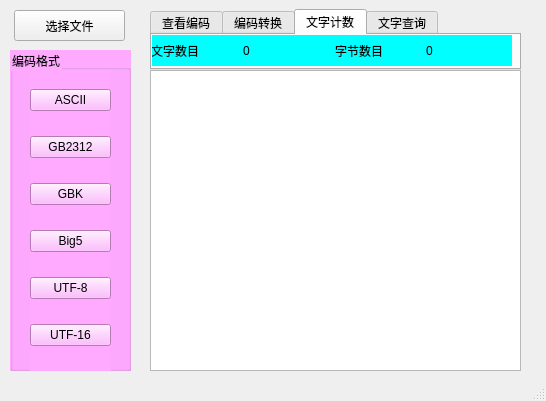
This is mainWindow.ui in lilruike/charParser as Qt 5 draws it before an edit. The edited form follows.
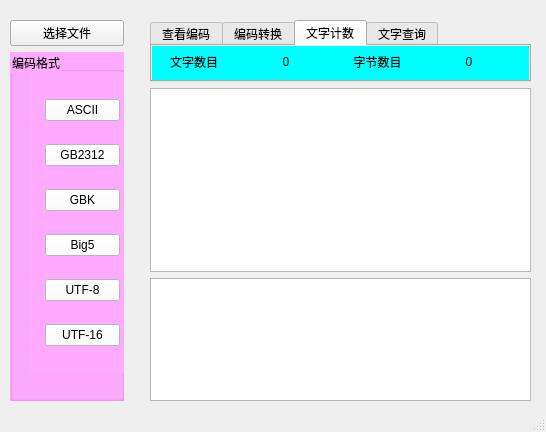
This is the edited form. The open tabs and pages were chosen to show the change.

```diff
--- a/mainWindow.ui
+++ b/mainWindow.ui
@@ -7,22 +7,46 @@
     <x>0</x>
     <y>0</y>
     <width>546</width>
-    <height>401</height>
+    <height>432</height>
    </rect>
   </property>
   <property name="windowTitle">
    <string>MainWindow</string>
   </property>
   <widget class="QWidget" name="centralwidget">
+   <widget class="QWidget" name="layoutWidget">
+    <property name="geometry">
+     <rect>
+      <x>0</x>
+      <y>10</y>
+      <width>541</width>
+      <height>401</height>
+     </rect>
+    </property>
+    <layout class="QHBoxLayout" name="horizontalLayout_3" stretch="1,3">
+     <item>
+      <layout class="QVBoxLayout" name="verticalLayout_3" stretch="1,5">
+       <property name="leftMargin">
+        <number>10</number>
+       </property>
+       <property name="topMargin">
+        <number>10</number>
+       </property>
+       <property name="rightMargin">
+        <number>10</number>
+       </property>
+       <property name="bottomMargin">
+        <number>10</number>
+       </property>
+       <item>
+        <widget class="QPushButton" name="selectButton">
+         <property name="text">
+          <string>选择文件</string>
+         </property>
+        </widget>
+       </item>
+       <item>
    <widget class="QGroupBox" name="groupBox">
-    <property name="geometry">
-     <rect>
-      <x>10</x>
-      <y>50</y>
-      <width>121</width>
-      <height>321</height>
-     </rect>
-    </property>
     <property name="styleSheet">
      <string notr="true">border-color: rgb(255, 255, 0);
 background-color: rgb(255, 170, 255);</string>
@@ -41,13 +65,28 @@
       <rect>
        <x>20</x>
        <y>20</y>
-       <width>81</width>
+            <width>105</width>
        <height>301</height>
       </rect>
      </property>
-     <layout class="QVBoxLayout" name="verticalLayout">
+          <layout class="QVBoxLayout" name="verticalLayout" stretch="1,1,1,1,1,1">
+           <property name="leftMargin">
+            <number>15</number>
+           </property>
+           <property name="topMargin">
+            <number>10</number>
+           </property>
+           <property name="rightMargin">
+            <number>15</number>
+           </property>
+           <property name="bottomMargin">
+            <number>10</number>
+           </property>
       <item>
        <widget class="QPushButton" name="ASCIIButton">
+             <property name="styleSheet">
+              <string notr="true">background-color: rgb(255, 255, 255);</string>
+             </property>
         <property name="text">
          <string>ASCII</string>
         </property>
@@ -58,6 +97,9 @@
       </item>
       <item>
        <widget class="QPushButton" name="GB2312Button">
+             <property name="styleSheet">
+              <string notr="true">background-color: rgb(255, 255, 255);</string>
+             </property>
         <property name="text">
          <string>GB2312</string>
         </property>
@@ -68,6 +110,9 @@
       </item>
       <item>
        <widget class="QPushButton" name="GBKButton">
+             <property name="styleSheet">
+              <string notr="true">background-color: rgb(255, 255, 255);</string>
+             </property>
         <property name="text">
          <string>GBK</string>
         </property>
@@ -78,6 +123,9 @@
       </item>
       <item>
        <widget class="QPushButton" name="Big5Button">
+             <property name="styleSheet">
+              <string notr="true">background-color: rgb(255, 255, 255);</string>
+             </property>
         <property name="text">
          <string>Big5</string>
         </property>
@@ -88,6 +136,9 @@
       </item>
       <item>
        <widget class="QPushButton" name="UTF8Button">
+             <property name="styleSheet">
+              <string notr="true">background-color: rgb(255, 255, 255);</string>
+             </property>
         <property name="text">
          <string>UTF-8</string>
         </property>
@@ -98,6 +149,9 @@
       </item>
       <item>
        <widget class="QPushButton" name="UTF16Button">
+             <property name="styleSheet">
+              <string notr="true">background-color: rgb(255, 255, 255);</string>
+             </property>
         <property name="text">
          <string>UTF-16</string>
         </property>
@@ -109,28 +163,25 @@
      </layout>
     </widget>
    </widget>
-   <widget class="QPushButton" name="selectButton">
-    <property name="geometry">
-     <rect>
-      <x>14</x>
-      <y>10</y>
-      <width>111</width>
-      <height>31</height>
-     </rect>
-    </property>
-    <property name="text">
-     <string>选择文件</string>
-    </property>
-   </widget>
+       </item>
+      </layout>
+     </item>
+     <item>
+      <layout class="QVBoxLayout" name="verticalLayout_2" stretch="1,3,2">
+       <property name="leftMargin">
+        <number>10</number>
+       </property>
+       <property name="topMargin">
+        <number>10</number>
+       </property>
+       <property name="rightMargin">
+        <number>10</number>
+       </property>
+       <property name="bottomMargin">
+        <number>10</number>
+       </property>
+       <item>
    <widget class="QTabWidget" name="tabWidget">
-    <property name="geometry">
-     <rect>
-      <x>150</x>
-      <y>9</y>
-      <width>371</width>
-      <height>61</height>
-     </rect>
-    </property>
     <property name="currentIndex">
      <number>0</number>
     </property>
@@ -148,6 +199,9 @@
      </attribute>
     </widget>
     <widget class="QWidget" name="tab_3">
+          <property name="styleSheet">
+           <string notr="true">background-color: rgb(0, 255, 255);</string>
+          </property>
      <attribute name="title">
       <string>文字计数</string>
      </attribute>
@@ -161,7 +215,7 @@
        </rect>
       </property>
       <property name="styleSheet">
-       <string notr="true">background-color: rgb(0, 255, 255);</string>
+            <string notr="true"/>
       </property>
       <widget class="QWidget" name="horizontalLayoutWidget">
        <property name="geometry">
@@ -178,6 +232,9 @@
           <property name="text">
            <string>文字数目</string>
           </property>
+               <property name="alignment">
+                <set>Qt::AlignmentFlag::AlignCenter</set>
+               </property>
          </widget>
         </item>
         <item>
@@ -185,6 +242,9 @@
           <property name="text">
            <string>0</string>
           </property>
+               <property name="alignment">
+                <set>Qt::AlignmentFlag::AlignCenter</set>
+               </property>
          </widget>
         </item>
         <item>
@@ -192,6 +252,9 @@
           <property name="text">
            <string>字节数目</string>
           </property>
+               <property name="alignment">
+                <set>Qt::AlignmentFlag::AlignCenter</set>
+               </property>
          </widget>
         </item>
         <item>
@@ -199,6 +262,9 @@
           <property name="text">
            <string>0</string>
           </property>
+               <property name="alignment">
+                <set>Qt::AlignmentFlag::AlignCenter</set>
+               </property>
          </widget>
         </item>
        </layout>
@@ -257,15 +323,16 @@
      </widget>
     </widget>
    </widget>
-   <widget class="QTableView" name="tableView">
-    <property name="geometry">
-     <rect>
-      <x>150</x>
-      <y>70</y>
-      <width>371</width>
-      <height>301</height>
-     </rect>
-    </property>
+       </item>
+       <item>
+        <widget class="QTableView" name="tableView"/>
+       </item>
+       <item>
+        <widget class="QTextEdit" name="textEdit"/>
+       </item>
+      </layout>
+     </item>
+    </layout>
    </widget>
   </widget>
   <widget class="QStatusBar" name="statusbar"/>
```
Left out of the diff: 19 changed lines with no effect on the pictures. Lines whose indentation alone changed are shown as unchanged.
